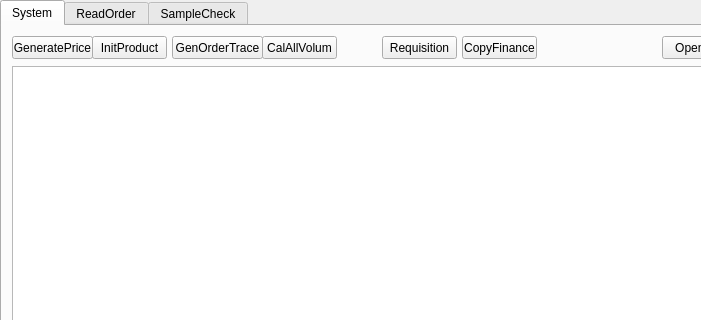
The window that TISDesk/TIS_mainwindow.ui (GdRaymond/TISProduction) describes before a commit, drawn with Qt 5; both pictures show x 0 to 701 and y 0 to 320 of the 1364 by 695 pixel window.
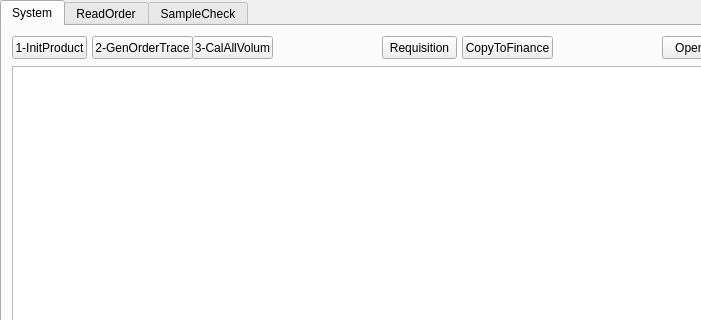
The same window after the commit. The open tabs and pages were chosen to show the change. Icons and pictures are not drawn.

What changed in the file:
```diff
--- a/TISDesk/TIS_mainwindow.ui
+++ b/TISDesk/TIS_mainwindow.ui
@@ -75,25 +75,12 @@
        <rect>
         <x>460</x>
         <y>10</y>
-        <width>75</width>
+        <width>91</width>
         <height>23</height>
        </rect>
       </property>
       <property name="text">
-       <string>CopyFinance</string>
-      </property>
-     </widget>
-     <widget class="QPushButton" name="btnGeneratePrice">
-      <property name="geometry">
-       <rect>
-        <x>10</x>
-        <y>10</y>
-        <width>81</width>
-        <height>23</height>
-       </rect>
-      </property>
-      <property name="text">
-       <string>GeneratePrice</string>
+       <string>CopyToFinance</string>
       </property>
      </widget>
      <widget class="QPushButton" name="btnRequisition">
@@ -112,40 +99,40 @@
      <widget class="QPushButton" name="btnGenerateOrderTrace">
       <property name="geometry">
        <rect>
-        <x>170</x>
-        <y>10</y>
-        <width>91</width>
-        <height>23</height>
-       </rect>
-      </property>
-      <property name="text">
-       <string>GenOrderTrace</string>
-      </property>
-     </widget>
-     <widget class="QPushButton" name="btnInitProducts">
-      <property name="geometry">
-       <rect>
         <x>90</x>
         <y>10</y>
+        <width>101</width>
+        <height>23</height>
+       </rect>
+      </property>
+      <property name="text">
+       <string>2-GenOrderTrace</string>
+      </property>
+     </widget>
+     <widget class="QPushButton" name="btnInitProducts">
+      <property name="geometry">
+       <rect>
+        <x>10</x>
+        <y>10</y>
         <width>75</width>
         <height>23</height>
        </rect>
       </property>
       <property name="text">
-       <string>InitProduct</string>
+       <string>1-InitProduct</string>
       </property>
      </widget>
      <widget class="QPushButton" name="btnCalVol">
       <property name="geometry">
        <rect>
-        <x>260</x>
+        <x>190</x>
         <y>10</y>
-        <width>75</width>
+        <width>81</width>
         <height>23</height>
        </rect>
       </property>
       <property name="text">
-       <string>CalAllVolum</string>
+       <string>3-CalAllVolum</string>
       </property>
      </widget>
     </widget>
```
Left out of the diff: 2 changed lines with no effect on the pictures.
